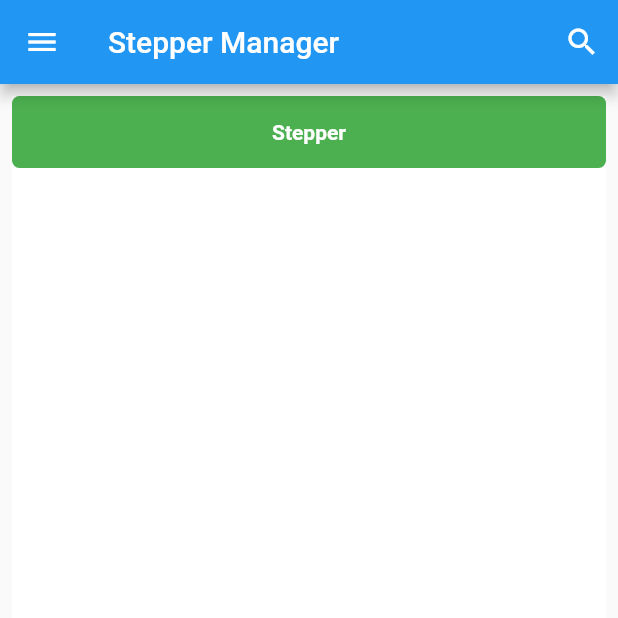
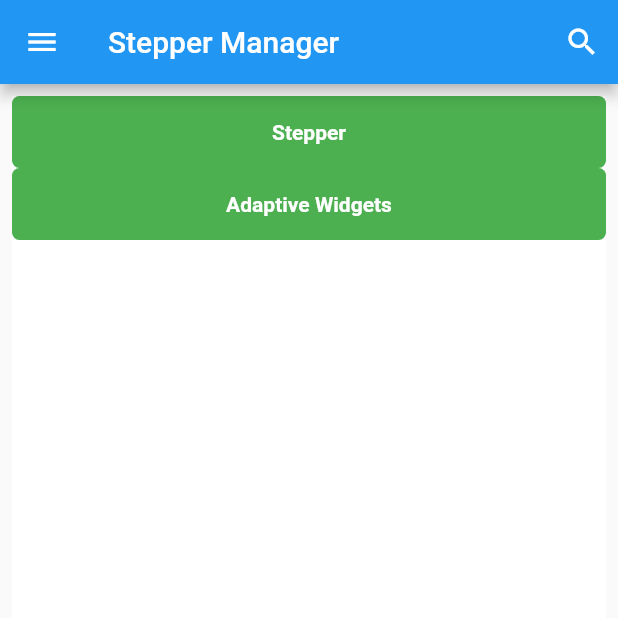
Before and after one commit to shakiz/flutter_top_widgets, a Flutter app: the screen it shows after launch, on a phone screen of 412 x 824 dp, the top half of it. Run offline on Flutter 3.47's test engine with Material 2 defaults, Android fonts, the light colour scheme and no system bars.

Commit message:
adaptive widgets added

```diff
--- /dev/null
+++ b/lib/adaptive_widgets/adaptive_widgets.dart
@@ -0,0 +1,48 @@
+import 'package:flutter/cupertino.dart';
+import 'package:flutter/material.dart';
+
+class AdaptiveWidgets extends StatefulWidget {
+  const AdaptiveWidgets({Key? key}) : super(key: key);
+
+  @override
+  _AdaptiveWidgetsState createState() => _AdaptiveWidgetsState();
+}
+
+class _AdaptiveWidgetsState extends State<AdaptiveWidgets> {
+
+  @override
+  Widget build(BuildContext context) {
+    return Scaffold(
+      appBar: AppBar(
+        title: const Text("Adaptive Widgets"),
+        leading: Builder(
+          builder: (context) => InkWell(
+            onTap: () {
+              Navigator.of(context).pop();
+            },
+            child: const Icon(Icons.arrow_back_ios),
+          ),
+        ),
+      ),
+      body: Container(
+        color: Colors.white,
+        child: Column(
+          children: [
+            Slider.adaptive(value: 1, onChanged: (newValue){}),
+            SwitchListTile.adaptive(title: const Text("Magic"), onChanged: (newValue){}, value: true,),
+            Switch.adaptive(value: true, onChanged: (newValue){}),
+            Row(
+              children: [
+                Icon(Icons.adaptive.arrow_back),
+                Icon(Icons.adaptive.share),
+                Icon(Icons.adaptive.more_rounded),
+                Icon(Icons.adaptive.flip_camera_sharp),
+              ],
+            ),
+            const CircularProgressIndicator.adaptive(),
+          ]
+        ),
+      ),
+    );
+  }
+}
--- a/lib/home_page.dart
+++ b/lib/home_page.dart
@@ -1,5 +1,6 @@
 import 'package:flutter/cupertino.dart';
 import 'package:flutter/material.dart';
+import 'package:flutter_top_widgets/adaptive_widgets/adaptive_widgets.dart';
 import 'package:flutter_top_widgets/stepper_manager/stepper_manager.dart';
 
 import 'appbar_search_delegate/custom_appbar_search_delegate.dart';
@@ -61,6 +62,28 @@ class _HomePageState extends State<HomePage> {
                 ),
               ),
             ),
+            TextButton(
+              style: ButtonStyle(
+                backgroundColor: MaterialStateProperty.all(Colors.green),
+                shape: MaterialStateProperty.all(RoundedRectangleBorder(
+                  borderRadius: BorderRadius.circular(5.0),
+                )),
+              ),
+              onPressed: () async {
+                Navigator.push(context, MaterialPageRoute(builder: (context) => const AdaptiveWidgets()));
+              },
+              //LOGIN //Drawer Main
+              child: const Padding(
+                padding: EdgeInsets.all(8),
+                child: Center(
+                  child: Text(
+                    "Adaptive Widgets",
+                    textAlign: TextAlign.center,
+                    style: TextStyle(color: Colors.white, fontWeight: FontWeight.bold),
+                  ),
+                ),
+              ),
+            ),
           ],
         ),
       ),
```
